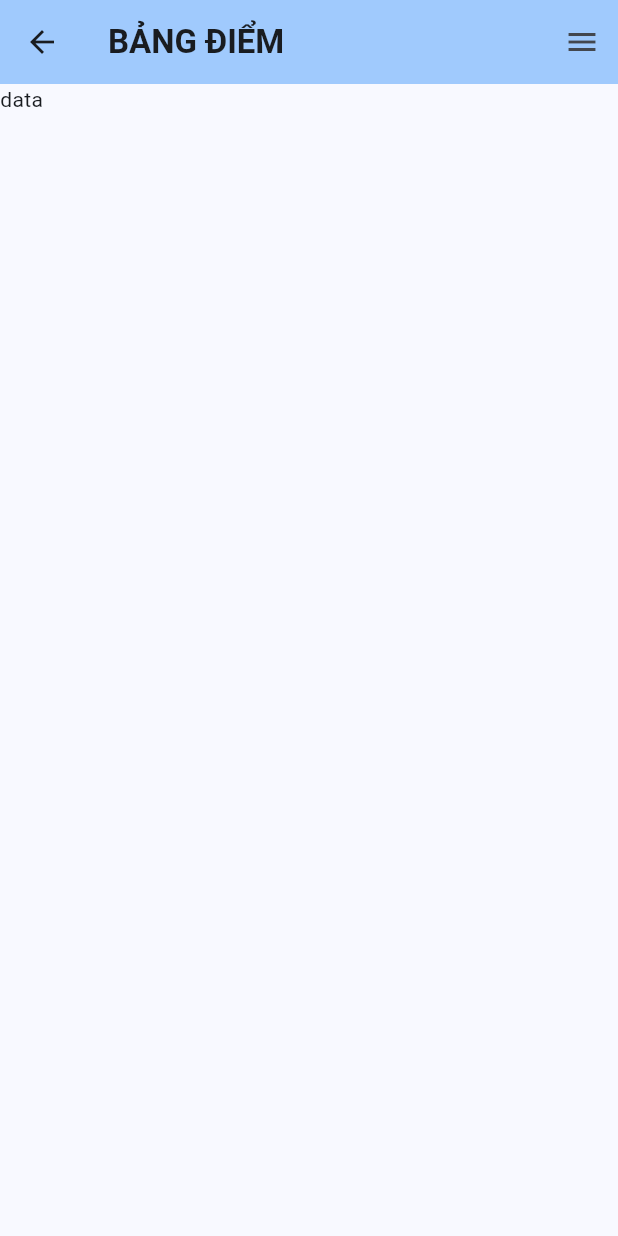
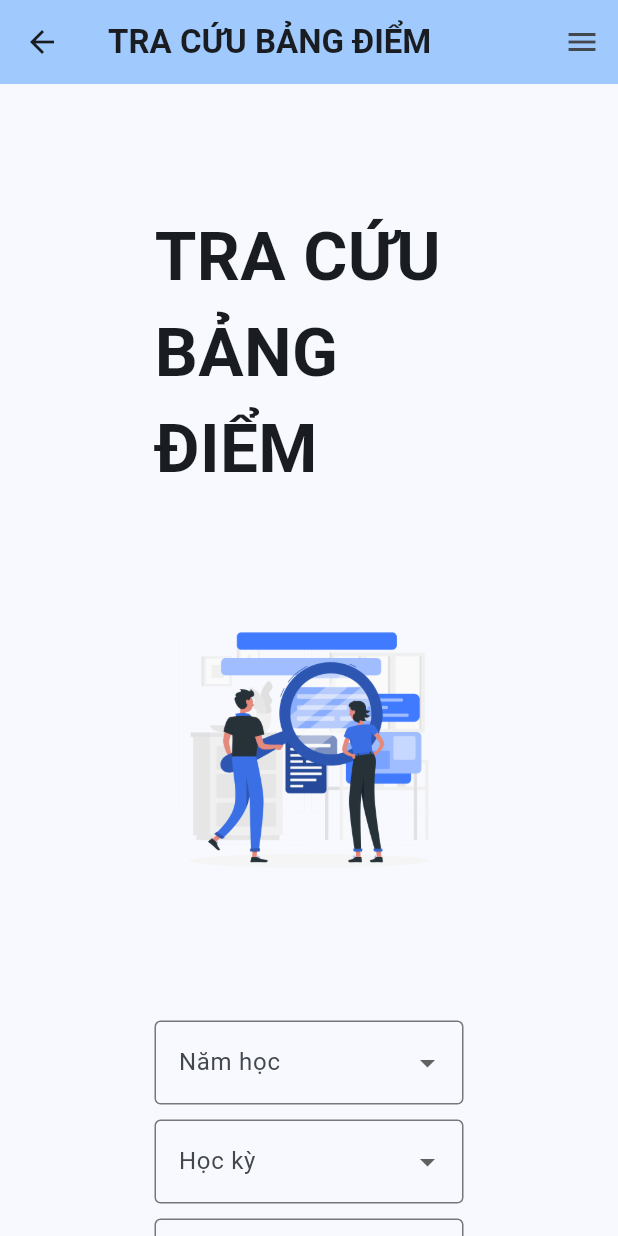
Before and after one commit to Slimaeus/flutter_hutech_classroom, a Flutter app: the StudentTranscriptScreen screen opened by its route, on a phone screen of 412 x 824 dp. Run offline on Flutter 3.47's test engine with Material 2 defaults, Android fonts, the phone set to English and light mode, and no system bars; our stand-ins replace flutter_mobx, mobx; generated files the repository leaves out were written again.

Commit message:
feat(transcript): Update form for screen

```diff
--- a/lib/managers/path_manager.dart
+++ b/lib/managers/path_manager.dart
@@ -8,4 +8,5 @@ class PathManager {
   static String logoHutech = 'assets/images/logoHutech.png';
   static String pic1 = 'assets/images/pic1_Data-analysis-amico.png';
   static String pic2 = 'assets/images/pic2_Account-amico.png';
+  static String pic3 = 'assets/images/pic3_Search-rafiki.png';
 }
--- a/lib/managers/route_manager.dart
+++ b/lib/managers/route_manager.dart
@@ -3,6 +3,7 @@ import 'package:flutter_hutech_classroom/screens/home_screen.dart';
 import 'package:flutter_hutech_classroom/screens/login_screen.dart';
 import 'package:flutter_hutech_classroom/screens/profile_screen.dart';
 import 'package:flutter_hutech_classroom/screens/scan_screen.dart';
+import 'package:flutter_hutech_classroom/screens/student_transcript_details_screen.dart';
 import 'package:flutter_hutech_classroom/screens/student_transcript_screen.dart';
 
 class RouteManager {
@@ -11,6 +12,7 @@ class RouteManager {
   static String home = 'home';
   static String login = 'login';
   static String studentTranscript = 'studentTranscript';
+  static String studentTranscriptDetails = 'studentTranscriptDetails';
   static String scan = 'scan';
   static String profile = 'profile';
 
@@ -18,7 +20,9 @@ class RouteManager {
     home: (context) => const HomeScreen(title: 'TRANG CHỦ'),
     login: (context) => const LoginScreen(title: 'HUTECH SCAN SYSTEM'),
     studentTranscript: (context) =>
-        const StudentTranscriptScreen(title: 'BẢNG ĐIỂM'),
+        const StudentTranscriptScreen(title: 'TRA CỨU BẢNG ĐIỂM'),
+    studentTranscriptDetails: (context) =>
+        const StudentTranscriptDetailsScreen(title: 'BẢNG ĐIỂM'),
     scan: (context) => const ScanScreen(title: 'SCAN KIỂM TRA'),
     profile: (context) => const ProfileScreen(title: 'HỒ SƠ CÁ NHÂN'),
   };
--- a/lib/screens/home_screen.dart
+++ b/lib/screens/home_screen.dart
@@ -79,7 +79,6 @@ class _HomeScreenState extends State<HomeScreen> {
                               padding: const EdgeInsets.all(8.0),
                               child: ElevatedButton(
                                 onPressed: () {
-                                  // Xử lý khi nút "Xem Bảng Điểm" được nhấn
                                   Navigator.pushNamed(
                                       context, RouteManager.studentTranscript);
                                 },
@@ -109,7 +108,6 @@ class _HomeScreenState extends State<HomeScreen> {
                               padding: const EdgeInsets.all(8.0),
                               child: ElevatedButton(
                                 onPressed: () {
-                                  // Xử lý khi nút "Scan Kiểm Tra" được nhấn
                                   Navigator.pushNamed(
                                       context, RouteManager.scan);
                                 },
--- a/lib/screens/student_transcript_screen.dart
+++ b/lib/screens/student_transcript_screen.dart
@@ -1,18 +1,119 @@
 import 'package:flutter/material.dart';
+import 'package:flutter_hutech_classroom/managers/path_manager.dart';
+import 'package:flutter_hutech_classroom/managers/route_manager.dart';
 import 'package:flutter_hutech_classroom/widgets/layout/custom_appbar.dart';
 import 'package:flutter_hutech_classroom/widgets/layout/custom_drawer.dart';
 
-class StudentTranscriptScreen extends StatelessWidget {
-  const StudentTranscriptScreen({super.key, required this.title});
+class StudentTranscriptScreen extends StatefulWidget {
+  const StudentTranscriptScreen({Key? key, required this.title})
+      : super(key: key);
 
   final String title;
 
   @override
+  State<StudentTranscriptScreen> createState() =>
+      _StudentTranscriptScreenState();
+}
+
+class _StudentTranscriptScreenState extends State<StudentTranscriptScreen> {
+  String? selectedYear;
+
+  String? selectedSemester;
+
+  String? selectedCourse;
+
+  String? selectedGroup;
+
+  @override
   Widget build(BuildContext context) {
     return Scaffold(
-      appBar: customAppBar(context, title: title, hasLeading: true),
+      appBar: customAppBar(context, title: widget.title, hasLeading: true),
       endDrawer: customDrawer(context),
-      body: const Text('data'),
-      );
+      body: Center(
+        child: SingleChildScrollView(
+          child: Padding(
+            padding: EdgeInsets.symmetric(
+                vertical: MediaQuery.of(context).size.height * 0.1,
+                horizontal: MediaQuery.of(context).size.width * 0.25),
+            child: Column(
+              crossAxisAlignment: CrossAxisAlignment.center,
+              children: [
+                const Text(
+                  'TRA CỨU BẢNG ĐIỂM',
+                  style: TextStyle(
+                    fontSize: 45,
+                    fontWeight: FontWeight.bold,
+                  ),
+                ),
+                Image.asset(
+                  PathManager.pic3,
+                  height: 350,
+                ),
+                _buildDropdownField('Năm học', ['Year1', 'Year2', 'Year3'],
+                    (value) {
+                  selectedYear = value;
+                }),
+                const SizedBox(height: 10),
+                _buildDropdownField(
+                    'Học kỳ', ['Semester1', 'Semester2', 'Semester3'], (value) {
+                  selectedSemester = value;
+                }),
+                const SizedBox(height: 10),
+                _buildDropdownField(
+                    'Mã học phần', ['Course1', 'Course2', 'Course3'], (value) {
+                  selectedCourse = value;
+                }),
+                const SizedBox(height: 10),
+                _buildDropdownField('Nhóm', ['Group1', 'Group2', 'Group3'],
+                    (value) {
+                  selectedGroup = value;
+                }),
+                //Nhóm thực hành
+                const SizedBox(height: 20),
+                ElevatedButton(
+                  style: ElevatedButton.styleFrom(
+                    foregroundColor: Colors.white,
+                    backgroundColor: Colors.blue,
+                    minimumSize: const Size(double.infinity, 50),
+                    padding: const EdgeInsets.all(20),
+                    shape: RoundedRectangleBorder(
+                      borderRadius: BorderRadius.circular(5),
+                    ),
+                  ),
+                  onPressed: () {
+                    // Handle the submit button press event
+                    Navigator.pushNamed(
+                        context, RouteManager.studentTranscriptDetails);
+                  },
+                  child: const Text(
+                    'TRA CỨU',
+                    style: TextStyle(
+                      fontSize: 18,
+                    ),
+                  ),
+                ),
+              ],
+            ),
+          ),
+        ),
+      ),
+    );
+  }
+
+  Widget _buildDropdownField(
+      String label, List<String> items, void Function(String?) onChanged) {
+    return DropdownButtonFormField<String>(
+      decoration: InputDecoration(
+        labelText: label,
+        border: const OutlineInputBorder(),
+      ),
+      items: items.map((String value) {
+        return DropdownMenuItem<String>(
+          value: value,
+          child: Text(value),
+        );
+      }).toList(),
+      onChanged: onChanged,
+    );
   }
 }
```
Also changed, not shown: assets/images/pic3_Search-rafiki.png (added).
